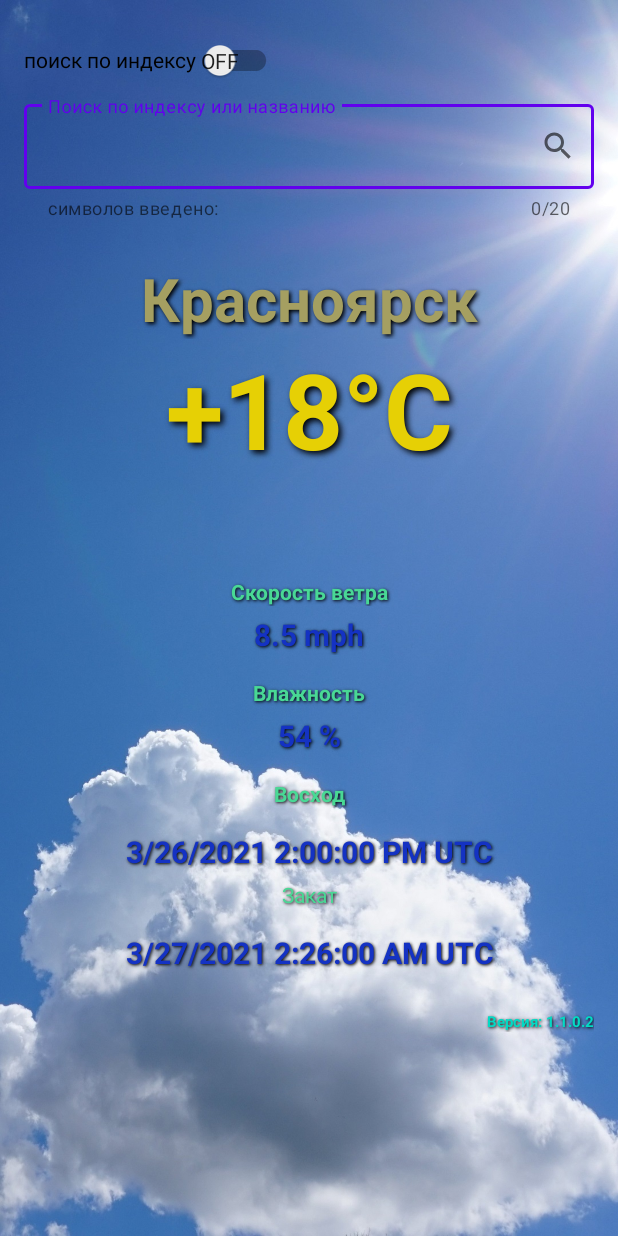
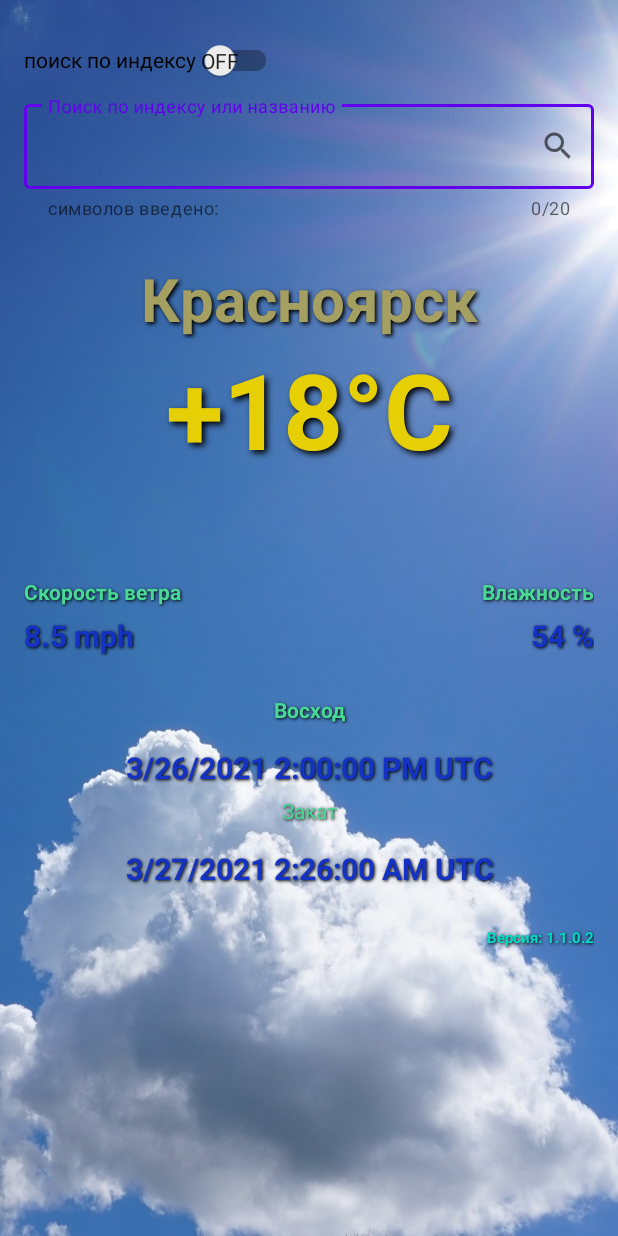
Before and after one commit to galeopsis/WeatherTestTask, an Android app: the layout weather_main_fragment.xml on its own in the app's theme, with its tools: preview values and no code run, on a phone screen of 412 x 824 dp. Run offline under Robolectric (Android 15) with nearby library versions, the phone set to English and light mode, and no system bars.

Commit message:
ver 1.1.3.46 release

```diff
--- a/app/src/main/res/layout/weather_main_fragment.xml
+++ b/app/src/main/res/layout/weather_main_fragment.xml
@@ -130,10 +130,9 @@
 
         <TextView
             android:id="@+id/windSpeed"
-            android:layout_width="match_parent"
-            android:layout_height="wrap_content"
+            android:layout_width="120dp"
+            android:layout_height="20dp"
             android:layout_marginTop="@dimen/app_margin_top"
-            android:gravity="center"
             android:shadowColor="@color/black"
             android:shadowDx="1"
             android:shadowDy="1"
@@ -146,10 +145,9 @@
 
         <TextView
             android:id="@+id/wind"
-            android:layout_width="match_parent"
-            android:layout_height="wrap_content"
+            android:layout_width="115dp"
+            android:layout_height="38dp"
             android:layout_marginTop="5dp"
-            android:gravity="center"
             android:shadowColor="@color/black"
             android:shadowDx="1"
             android:shadowDy="1"
@@ -163,26 +161,29 @@
 
         <TextView
             android:id="@+id/humidity"
-            android:layout_width="match_parent"
-            android:layout_height="wrap_content"
-            android:layout_marginTop="@dimen/app_margin_top"
-            android:gravity="center"
+            android:layout_width="120dp"
+            android:layout_height="20dp"
+            android:layout_marginTop="15dp"
             android:shadowColor="@color/black"
+            android:gravity="end"
             android:shadowDx="1"
             android:shadowDy="1"
             android:shadowRadius="2"
             android:text="@string/humidity"
             android:textColor="#49D895"
             android:textStyle="bold"
-            app:layout_constraintStart_toStartOf="@id/cardViewContainer"
-            app:layout_constraintTop_toBottomOf="@id/wind" />
+            app:layout_constraintEnd_toEndOf="parent"
+            app:layout_constraintHorizontal_bias="0.806"
+            app:ete="@+id/windSpeed"
+            app:layout_constraintTop_toBottomOf="@+id/icon" />
 
         <TextView
             android:id="@+id/humidityVal"
-            android:layout_width="match_parent"
-            android:layout_height="wrap_content"
+            android:layout_width="115dp"
+            android:layout_height="38dp"
+            android:layout_marginStart="248dp"
             android:layout_marginTop="5dp"
-            android:gravity="center"
+            android:gravity="end"
             android:shadowColor="@color/black"
             android:shadowDx="1"
             android:shadowDy="1"
@@ -191,7 +192,7 @@
             android:textColor="#1432C3"
             android:textSize="@dimen/defaultTextSize"
             android:textStyle="bold"
-            app:layout_constraintStart_toStartOf="@id/cardViewContainer"
+            app:layout_constraintEnd_toEndOf="@id/cardViewContainer"
             app:layout_constraintTop_toBottomOf="@id/humidity" />
 
         <TextView
@@ -264,10 +265,10 @@
             android:layout_width="match_parent"
             android:layout_height="wrap_content"
             android:layout_marginTop="25dp"
+            android:gravity="end"
             android:shadowColor="@color/black"
             android:shadowDx="1"
             android:shadowDy="1"
-            android:gravity="end"
             android:shadowRadius="2"
             android:text="Версия: 1.1.0.2"
             android:textColor="@color/teal_200"
@@ -282,9 +283,9 @@
             android:layout_height="150dp"
             android:visibility="gone"
             app:layout_constraintBottom_toBottomOf="@+id/sunsetVal"
-            app:layout_constraintEnd_toEndOf="@+id/humidity"
+            app:layout_constraintEnd_toEndOf="parent"
             app:layout_constraintHorizontal_bias="0.497"
-            app:layout_constraintStart_toStartOf="@+id/humidity"
+            app:layout_constraintStart_toStartOf="parent"
             app:layout_constraintTop_toBottomOf="@+id/input_layout"
             app:layout_constraintVertical_bias="0.072"
             tools:visibility="invisible">
```
